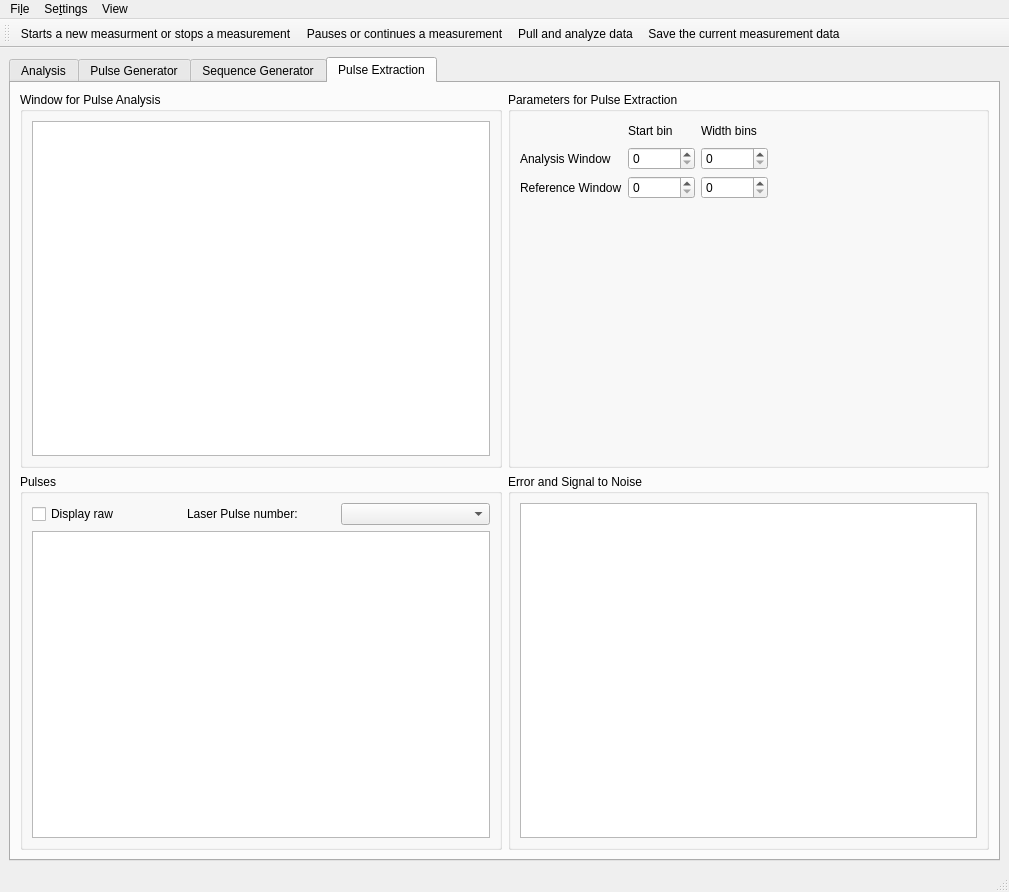
Above: gui/pulsed/ui_pulsed_maingui.ui from Ulm-IQO/qudi before the change. Below: the same form after it.
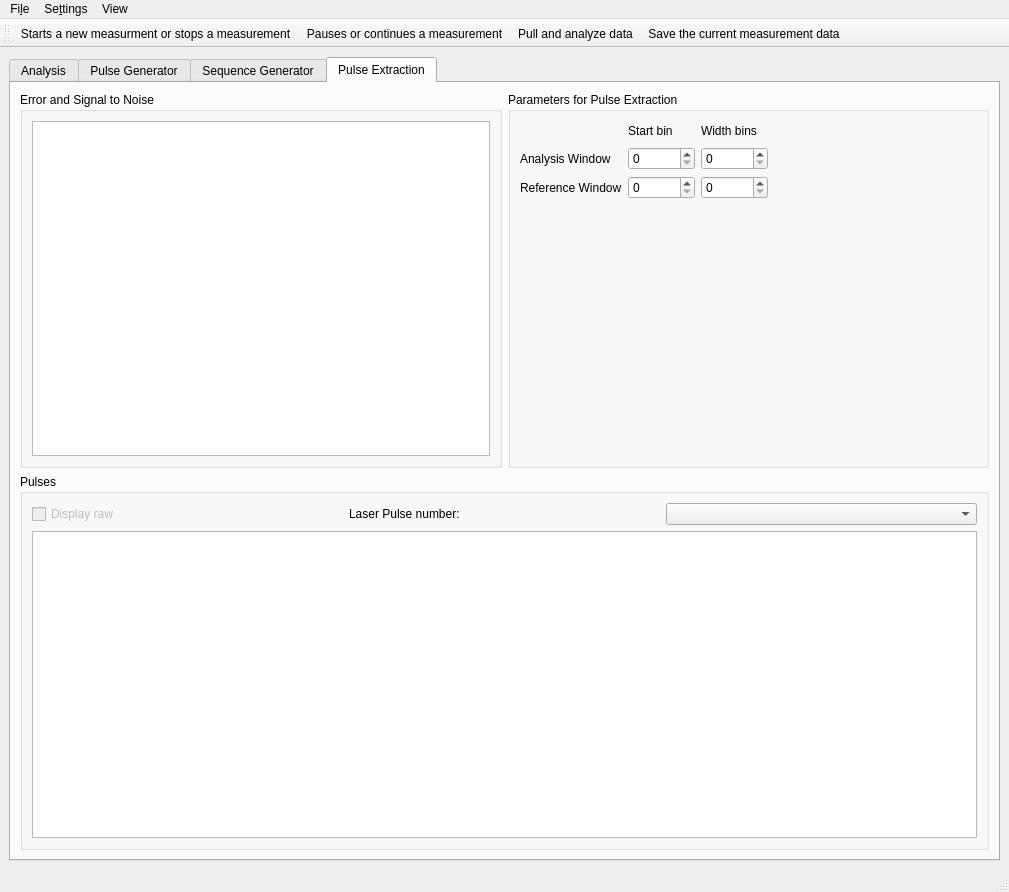
That is the form after the change. Icons and pictures are not drawn. Custom widgets are drawn as their Qt base class.

Commit message: Ahh and update the changes in the ui file (forget to do that with the previous commit).

The edit to the form file:
```diff
--- a/gui/pulsed/ui_pulsed_maingui.ui
+++ b/gui/pulsed/ui_pulsed_maingui.ui
@@ -1293,18 +1293,18 @@
           <string>Pulse Extraction</string>
          </attribute>
          <layout class="QGridLayout" name="gridLayout_15">
-          <item row="1" column="1">
+          <item row="1" column="0">
            <layout class="QGridLayout" name="gridLayout_20">
             <item row="0" column="0">
-             <widget class="QGroupBox" name="groupBox_12">
+             <widget class="QGroupBox" name="groupBox_11">
               <property name="title">
-               <string>Window for Pulse Analysis</string>
+               <string>Error and Signal to Noise</string>
               </property>
-              <layout class="QGridLayout" name="gridLayout_21">
-               <item row="1" column="0">
-                <layout class="QGridLayout" name="gridLayout_16">
+              <layout class="QGridLayout" name="gridLayout_27">
+               <item row="0" column="0">
+                <layout class="QGridLayout" name="gridLayout_22">
                  <item row="0" column="0">
-                  <widget class="PlotWidget" name="pulse_analyze_window_PlotWidget"/>
+                  <widget class="PlotWidget" name="measuring_error_PlotWidget"/>
                  </item>
                 </layout>
                </item>
@@ -1406,7 +1406,7 @@
               </layout>
              </widget>
             </item>
-            <item row="1" column="0">
+            <item row="1" column="0" colspan="2">
              <widget class="QGroupBox" name="groupBox_13">
               <property name="title">
                <string>Pulses</string>
@@ -1426,6 +1426,9 @@
                  </item>
                  <item row="0" column="0">
                   <widget class="QCheckBox" name="laserpulses_display_raw_CheckBox">
+                   <property name="enabled">
+                    <bool>false</bool>
+                   </property>
                    <property name="text">
                     <string>Display raw</string>
                    </property>
@@ -1439,22 +1442,6 @@
               </layout>
              </widget>
             </item>
-            <item row="1" column="1">
-             <widget class="QGroupBox" name="groupBox_11">
-              <property name="title">
-               <string>Error and Signal to Noise</string>
-              </property>
-              <layout class="QGridLayout" name="gridLayout_27">
-               <item row="0" column="0">
-                <layout class="QGridLayout" name="gridLayout_22">
-                 <item row="0" column="0">
-                  <widget class="PlotWidget" name="measuring_error_PlotWidget"/>
-                 </item>
-                </layout>
-               </item>
-              </layout>
-             </widget>
-            </item>
            </layout>
           </item>
          </layout>
```
Left out of the diff: 30 changed lines with no effect on the pictures.
